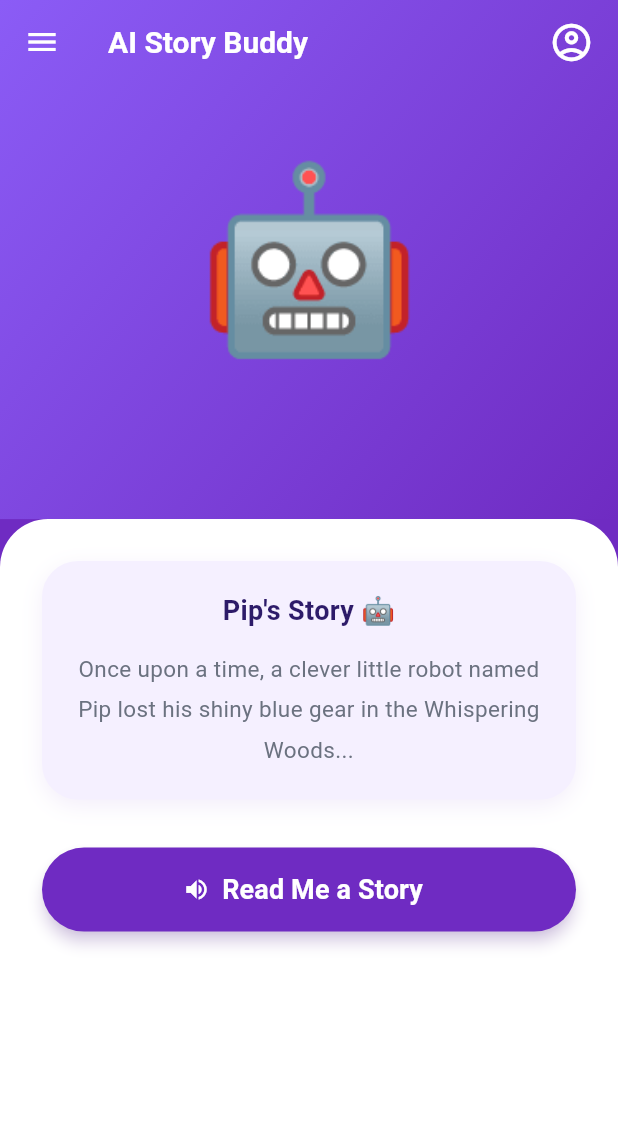
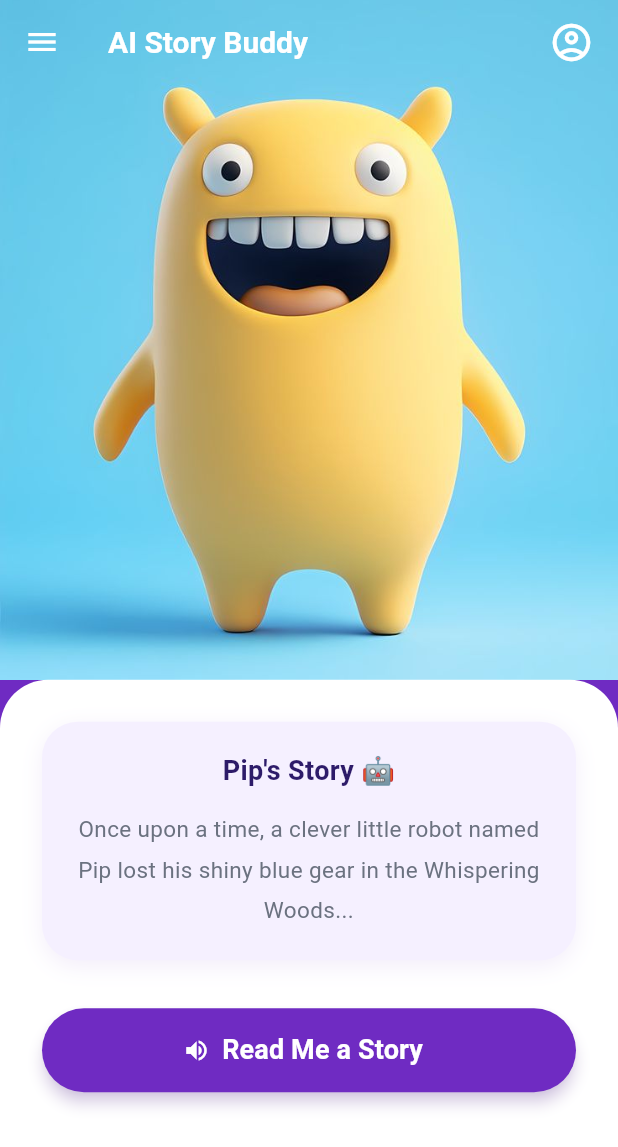
Before and after one commit to Udeme01/peblo_story_buddy, a Flutter app: the StoryScreen screen opened directly, on a phone screen of 412 x 824 dp. Shown: the top 1147 px of the screen. Run offline on Flutter 3.47's test engine with Material 3 defaults, Android fonts, the phone set to English and light mode, and no system bars; our stand-ins replace audioplayers, confetti, flutter_riverpod; Roboto replaces fonts that are missing (Poppins).

```diff
--- a/lib/screens/story_screen.dart
+++ b/lib/screens/story_screen.dart
@@ -72,9 +72,10 @@ class _StoryScreenState extends ConsumerState<StoryScreen>
 
   @override
   Widget build(BuildContext context) {
+    final status = ref.watch(storyProvider.select((s) => s.status));
+    final errorMessage = ref.watch(storyProvider.select((s) => s.errorMessage));
     final appState = ref.watch(storyProvider);
     final notifier = ref.read(storyProvider.notifier);
-    final status = appState.status;
     final isQuiz =
         status == StoryState.quiz ||
         status == StoryState.wrong ||
@@ -82,14 +83,6 @@ class _StoryScreenState extends ConsumerState<StoryScreen>
 
     // Show error snackbar if any
     ref.listen(storyProvider, (previous, next) {
-      if (next.errorMessage != null) {
-        ScaffoldMessenger.of(context).showSnackBar(
-          SnackBar(
-            content: Text(next.errorMessage!),
-            backgroundColor: Colors.red,
-          ),
-        );
-      }
       // Trigger confetti on success
       if (next.status == StoryState.success) {
         _confettiController.play();
@@ -127,7 +120,7 @@ class _StoryScreenState extends ConsumerState<StoryScreen>
         children: [
           isQuiz
               ? _buildQuizView(appState, notifier)
-              : _buildStoryView(status, notifier),
+              : _buildStoryView(status, notifier, errorMessage),
 
           // Confetti overlay
           Align(
@@ -150,16 +143,19 @@ class _StoryScreenState extends ConsumerState<StoryScreen>
     );
   }
 
-  Widget _buildStoryView(StoryState status, StoryNotifier notifier) {
+  Widget _buildStoryView(
+    StoryState status,
+    StoryNotifier notifier,
+    String? errorMessage,
+  ) {
     final isLoading = status == StoryState.loading;
     final isPlaying = status == StoryState.playing;
 
     return Column(
       children: [
-        // TOP — purple gradient with buddy
         Container(
           width: double.infinity,
-          height: MediaQuery.of(context).size.height * 0.42,
+          height: MediaQuery.of(context).size.height * 0.55,
           decoration: const BoxDecoration(
             gradient: LinearGradient(
               colors: [Color(0xFF8B5CF6), Color(0xFF6F2BC2)],
@@ -167,11 +163,10 @@ class _StoryScreenState extends ConsumerState<StoryScreen>
               end: Alignment.bottomRight,
             ),
           ),
-          child: Center(
-            child: Text(
-              isPlaying ? '🤖💬' : '🤖',
-              style: const TextStyle(fontSize: 120),
-            ),
+          child: Image.asset(
+            isPlaying ? 'assets/images/image1.jpg' : 'assets/images/image2.jpg',
+            width: double.infinity,
+            fit: BoxFit.cover,
           ),
         ),
 
@@ -234,6 +229,34 @@ class _StoryScreenState extends ConsumerState<StoryScreen>
                   ),
 
                   const SizedBox(height: 32),
+
+                  // ADD THIS before the button SizedBox:
+                  if (errorMessage != null) ...[
+                    Container(
+                      padding: const EdgeInsets.all(16),
+                      decoration: BoxDecoration(
+                        color: Colors.red.shade50,
+                        borderRadius: BorderRadius.circular(16),
+                        border: Border.all(color: Colors.red.shade200),
+                      ),
+                      child: Row(
+                        children: [
+                          const Text('😢', style: TextStyle(fontSize: 24)),
+                          const SizedBox(width: 12),
+                          Expanded(
+                            child: Text(
+                              'Oops! Something went wrong. Tap the button to try again!',
+                              style: TextStyle(
+                                color: Colors.red.shade700,
+                                fontSize: 14,
+                              ),
+                            ),
+                          ),
+                        ],
+                      ),
+                    ),
+                    const SizedBox(height: 16),
+                  ],
 
                   // Button
                   SizedBox(
@@ -307,9 +330,16 @@ class _StoryScreenState extends ConsumerState<StoryScreen>
       ),
       child: Column(
         children: [
-          const SizedBox(height: 100),
-          Text(isSuccess ? '🤖🎉' : '🤖', style: const TextStyle(fontSize: 80)),
-          const SizedBox(height: 20),
+          SizedBox(
+            width: double.infinity,
+            height: MediaQuery.of(context).size.height * 0.4,
+            child: Image.asset(
+              isSuccess
+                  ? 'assets/images/image1.jpg'
+                  : 'assets/images/image9.jpg',
+              fit: BoxFit.cover,
+            ),
+          ),
 
           // White bottom sheet
           Expanded(
@@ -370,7 +400,7 @@ class _StoryScreenState extends ConsumerState<StoryScreen>
                             ),
                           ),
                           child: const Text(
-                            'Play Again 🎮',
+                            'Play Again',
                             style: TextStyle(
                               color: Colors.white,
                               fontSize: 18,
--- a/pubspec.yaml
+++ b/pubspec.yaml
@@ -2,7 +2,7 @@ name: peblo_story_buddy
 description: "A new Flutter project."
 # The following line prevents the package from being accidentally published to
 # pub.dev using `flutter pub publish`. This is preferred for private packages.
-publish_to: 'none' # Remove this line if you wish to publish to pub.dev
+publish_to: "none" # Remove this line if you wish to publish to pub.dev
 
 # The following defines the version and build number for your application.
 # A version number is three numbers separated by dots, like 1.2.43
@@ -56,7 +56,6 @@ dev_dependencies:
 
 # The following section is specific to Flutter packages.
 flutter:
-
   # The following line ensures that the Material Icons font is
   # included with your application, so that you can use the icons in
   # the material Icons class.
```
Also changed, not shown: lib/providers/story_provider.dart (+2 -12 lines), lib/screens/splash_screen.dart (+140 -18 lines), assets/images/devotional.jpeg (deleted), assets/images/image1.jpg (added), assets/images/image10.jpg (added), assets/images/image2.jpg (added), assets/images/image3.jpg (added), assets/images/image4.jpg (added), assets/images/image5.jpg (added), assets/images/image6.jpg (added), assets/images/image7.jpg (added), assets/images/image8.jpg (added), assets/images/image9.jpg (added), assets/images/peblo1.webp (deleted), 2 more files, 1 other file.
